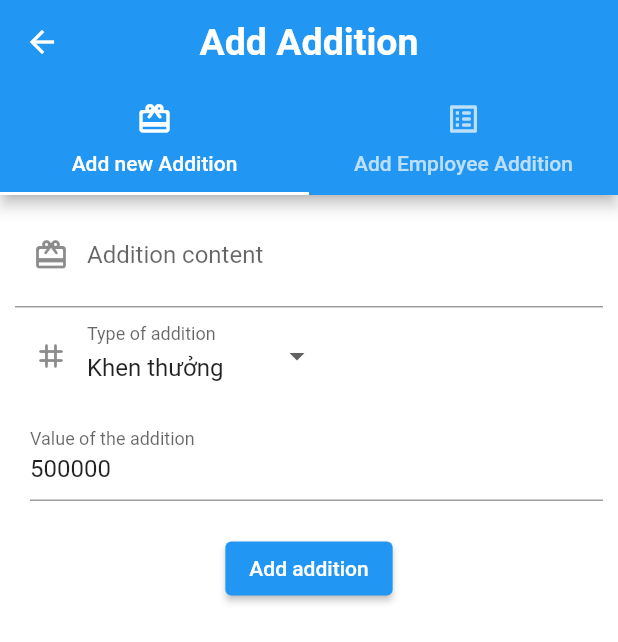
After one commit to BuiThienNhan-nb/flutter-staff-management, a Flutter app: the AddAdditionScreen screen opened directly, on a phone screen of 412 x 824 dp. The commit adds this screen. Shown: the top 642 px of the screen. Run offline on Flutter 3.47's test engine with Material 2 defaults, Android fonts, the phone set to English and light mode, and no system bars; our stand-ins replace cloud_firestore, email_validator, firebase_auth, firebase_core, flutter_spinkit, get and 5 more; accounts and stored records are empty.

Commit message:
add: add new addition, sign out

```diff
--- a/lib/controllers/notificationController.dart
+++ b/lib/controllers/notificationController.dart
@@ -72,6 +72,19 @@ class NotificationController extends GetxController {
     await addNotification(notifications);
   }
 
+  Future<void> createAdditionNotification(Addition addition) async {
+    String content = addition.isReward ? "Khen thưởng" : "Kỷ luật";
+    Notifications notifications = Notifications(
+      uid: "uid",
+      title: "Thêm mới một $content",
+      description:
+          "Thêm mới một $content được quy thành tiền để cập nhật lương tháng của các nhân viên",
+      userName: "",
+      time: Timestamp.fromDate(DateTime.now()),
+    );
+    await addNotification(notifications);
+  }
+
   Future<void> addUpdateEmployeeNotification(Employee employee) async {
     Notifications notifications = Notifications(
       uid: "uid",
--- a/lib/screens/dashboard/addAddition/addAddition.dart
+++ b/lib/screens/dashboard/addAddition/addAddition.dart
@@ -1,15 +1,7 @@
-import 'package:cloud_firestore/cloud_firestore.dart';
 import 'package:flutter/material.dart';
-import 'package:get/get.dart';
 import 'package:google_fonts/google_fonts.dart';
-import 'package:staff_management/const_value/controller.dart';
-import 'package:staff_management/models/addition.dart';
-import 'package:staff_management/models/additionHistory.dart';
-import 'package:staff_management/models/employee.dart';
-import 'package:staff_management/screens/dashboard/addAddition/additionEmployeeBottomSheet.dart';
-import './listEmployee.dart';
-import 'package:staff_management/services/employeeRepo.dart';
-import 'package:staff_management/utils/dropdown/dropdownButton.dart';
+import 'package:staff_management/screens/dashboard/addAddition/addEmployeeAddition.dart';
+import 'package:staff_management/screens/dashboard/addAddition/addNewAddition.dart';
 
 class AddAdditionScreen extends StatefulWidget {
   const AddAdditionScreen({Key? key}) : super(key: key);
@@ -19,13 +11,11 @@ class AddAdditionScreen extends StatefulWidget {
 }
 
 class _AddAdditionScreenState extends State<AddAdditionScreen> {
-  String _selectedAddition = additionController.listAdditionName.first;
-  List<Employee> _selectedEmployee = [];
-
   @override
   Widget build(BuildContext context) {
-    final Size _deviceSize = MediaQuery.of(context).size;
-    return Scaffold(
+    return DefaultTabController(
+      length: 2,
+      child: Scaffold(
         appBar: AppBar(
           centerTitle: true,
           title: Text(
@@ -35,112 +25,26 @@ class _AddAdditionScreenState extends State<AddAdditionScreen> {
               fontWeight: FontWeight.bold,
             ),
           ),
+          bottom: TabBar(
+            tabs: [
+              Tab(
+                icon: Icon(Icons.card_giftcard_rounded),
+                text: 'Add new Addition',
               ),
-      body: Container(
-        color: Colors.white,
-        child: Column(
-          crossAxisAlignment: CrossAxisAlignment.start,
-          mainAxisAlignment: MainAxisAlignment.start,
-          children: [
-            SizedBox(height: 10),
-            Padding(
-              padding: const EdgeInsets.fromLTRB(8, 8, 8, 0),
-              child: Text(
-                "Choose addition:",
-                style: TextStyle(
-                  fontSize: 18,
-                ),
-              ),
-            ),
-            MyDropdownButton(
-                selectedValue: _selectedAddition,
-                values: additionController.listAdditionName,
-                icon: Icons.image_aspect_ratio_rounded,
-                lable: "Unit",
-                callback: (String _newValue) {
-                  setState(() {
-                    _selectedAddition = _newValue;
-                  });
-                },
-                size: Size(200, 60)),
-            SizedBox(height: 10),
-            Container(
-              height: _selectedEmployee.length == 0
-                  ? 20
-                  : _deviceSize.height * 0.53,
-              child: ListEmployee(listEmployee: _selectedEmployee),
-            ),
-            Row(
-              mainAxisAlignment: MainAxisAlignment.end,
-              children: [
-                IconButton(
-                  onPressed: () => Get.bottomSheet(
-                    AdditionEmployeeBottomSheet(
-                      callback: (List<Employee> _selectedList) => setState(
-                        () => _selectedEmployee = _selectedList,
-                      ),
-                      listSelectedEmployee: _selectedEmployee,
-                    ),
-                    // _selectedEmployee = _selectedList),
-                  ),
-                  icon: Icon(Icons.add),
+              Tab(
+                icon: Icon(Icons.list_alt_rounded),
+                text: 'Add Employee Addition',
               ),
             ],
           ),
-            SizedBox(height: 20),
-            Container(
-              alignment: Alignment.center,
-              child: ElevatedButton(
-                onPressed: () async => await addEmployeeAddition()
-                    .then((value) => showSnackBar(context, value)),
-                child: Text("Add Employee Addition"),
         ),
-            ),
+        body: TabBarView(
+          children: [
+            AddNewAddition(),
+            AddEmployeeAddition(),
           ],
         ),
       ),
     );
   }
-
-  Future<bool> addEmployeeAddition() async {
-    if (_selectedEmployee.length == 0) {
-      return false;
-    } else {
-      Addition addition = additionController.listAdditions
-          .firstWhere((element) => element.content == _selectedAddition);
-      AdditionHistory additionHistory = AdditionHistory(
-        uid: "uid",
-        additionId: addition.uid,
-        date: Timestamp.fromDate(DateTime.now()),
-        addition: addition.obs,
-      );
-      await EmployeeRepo()
-          .updateEmployeeAddition(_selectedEmployee, additionHistory);
-      await notificationController.addAdditionNotification(addition);
-      return true;
 }
-  }
-
-  void showSnackBar(BuildContext context, bool flag) {
-    if (flag) {
-      Get.back();
-      final snackBar = SnackBar(
-        duration: Duration(milliseconds: 500),
-        content: Text(
-          "Add addition for employee successful",
-          style: TextStyle(fontWeight: FontWeight.w600, fontSize: 15),
-        ),
-      );
-      ScaffoldMessenger.of(context).showSnackBar(snackBar);
-    } else {
-      final snackBar = SnackBar(
-        duration: Duration(milliseconds: 500),
-        content: Text(
-          "No employee selected yet",
-          style: TextStyle(fontWeight: FontWeight.w600, fontSize: 15),
-        ),
-      );
-      ScaffoldMessenger.of(context).showSnackBar(snackBar);
-    }
-  }
-}
--- /dev/null
+++ b/lib/screens/dashboard/addAddition/addNewAddition.dart
@@ -0,0 +1,121 @@
+import 'package:flutter/material.dart';
+import 'package:flutter/services.dart';
+import 'package:get/get.dart';
+import 'package:staff_management/const_value/controller.dart';
+import 'package:staff_management/models/addition.dart';
+import 'package:staff_management/services/additionRepo.dart';
+import 'package:staff_management/utils/dropdown/dropdownButton.dart';
+import 'package:staff_management/utils/textField/textField.dart';
+import 'package:staff_management/utils/textField/textNumField.dart';
+
+class AddNewAddition extends StatefulWidget {
+  const AddNewAddition({Key? key}) : super(key: key);
+
+  @override
+  _AddNewAdditionState createState() => _AddNewAdditionState();
+}
+
+class _AddNewAdditionState extends State<AddNewAddition> {
+  final GlobalKey<FormState> _formKey = GlobalKey<FormState>();
+  final TextEditingController _contentController =
+      TextEditingController(text: "");
+  final TextEditingController _valueController =
+      TextEditingController(text: "500000");
+  String _selectedType = "Khen thưởng";
+
+  @override
+  Widget build(BuildContext context) {
+    return Container(
+      color: Colors.white,
+      child: SingleChildScrollView(
+        padding: const EdgeInsets.fromLTRB(10, 5, 10, 10),
+        child: Column(
+          crossAxisAlignment: CrossAxisAlignment.start,
+          mainAxisAlignment: MainAxisAlignment.center,
+          children: [
+            Form(
+              key: _formKey,
+              child: Column(
+                crossAxisAlignment: CrossAxisAlignment.start,
+                mainAxisAlignment: MainAxisAlignment.start,
+                children: [
+                  TextFieldWidget(
+                    controller: _contentController,
+                    icon: Icons.card_giftcard_rounded,
+                    hintText: "Addition content",
+                    onEdit: true,
+                    textInputFormatter:
+                        FilteringTextInputFormatter.singleLineFormatter,
+                    callback: (_newValue) {},
+                  ),
+                  MyDropdownButton(
+                    selectedValue: _selectedType,
+                    values: ["Khen thưởng", "Kỷ luật"],
+                    icon: Icons.tag_rounded,
+                    lable: "Type of addition",
+                    callback: (_newValue) => _selectedType = _newValue,
+                    size: const Size(200, 70),
+                  ),
+                  TextNumFieldWidget(
+                    controller: _valueController,
+                    hintText: "Value of the addition",
+                    callback: (_newValue) {},
+                  ),
+                ],
+              ),
+            ),
+            SizedBox(height: 10),
+            Container(
+              alignment: Alignment.center,
+              child: ElevatedButton(
+                onPressed: () async => await addAddition()
+                    .then((value) => showSnackBar(context, value)),
+                child: Text("Add addition"),
+              ),
+            ),
+          ],
+        ),
+      ),
+    );
+  }
+
+  Future<bool> addAddition() async {
+    if (additionController.listAdditionName.contains(_contentController.text) ||
+        !_formKey.currentState!.validate()) {
+      return false;
+    } else {
+      Addition addition = Addition(
+        uid: "uid",
+        content: _contentController.text,
+        isReward: _selectedType == "Khen thưởng",
+        value: int.parse(_valueController.text) ~/ 1000,
+      );
+      await AdditionRepo().addAddition(addition);
+      await notificationController.createAdditionNotification(addition);
+      return true;
+    }
+  }
+
+  void showSnackBar(BuildContext context, bool flag) {
+    if (flag) {
+      Get.back();
+      final snackBar = SnackBar(
+        duration: Duration(milliseconds: 500),
+        content: Text(
+          "Add addition successful",
+          style: TextStyle(fontWeight: FontWeight.w600, fontSize: 15),
+        ),
+      );
+      ScaffoldMessenger.of(context).showSnackBar(snackBar);
+    } else {
+      final snackBar = SnackBar(
+        duration: Duration(milliseconds: 500),
+        content: Text(
+          "Some fields are invalid or This addition already provided",
+          style: TextStyle(fontWeight: FontWeight.w600, fontSize: 15),
+        ),
+      );
+      ScaffoldMessenger.of(context).showSnackBar(snackBar);
+    }
+  }
+}
--- a/lib/screens/login/loginScreen.dart
+++ b/lib/screens/login/loginScreen.dart
@@ -117,7 +117,8 @@ class _LoginScreenState extends State<LoginScreen> {
                       ),
                     ],
                   ),
-              ))
+                ),
+              )
             ],
           ),
         ),
--- a/lib/services/additionRepo.dart
+++ b/lib/services/additionRepo.dart
@@ -37,4 +37,11 @@ class AdditionRepo {
       return _addition;
     });
   }
+
+  Future<void> addAddition(Addition addition) async {
+    await _db
+        .collection("additions")
+        .add(addition.toMap())
+        .then((value) => addition.uid = value.id);
+  }
 }
```
Also changed, not shown: lib/screens/dashboard/addAddition/addEmployeeAddition.dart (added, +132 -0 lines), lib/screens/mainContainer.dart (+21 -4 lines). Lines whose indentation alone changed are shown as unchanged.
